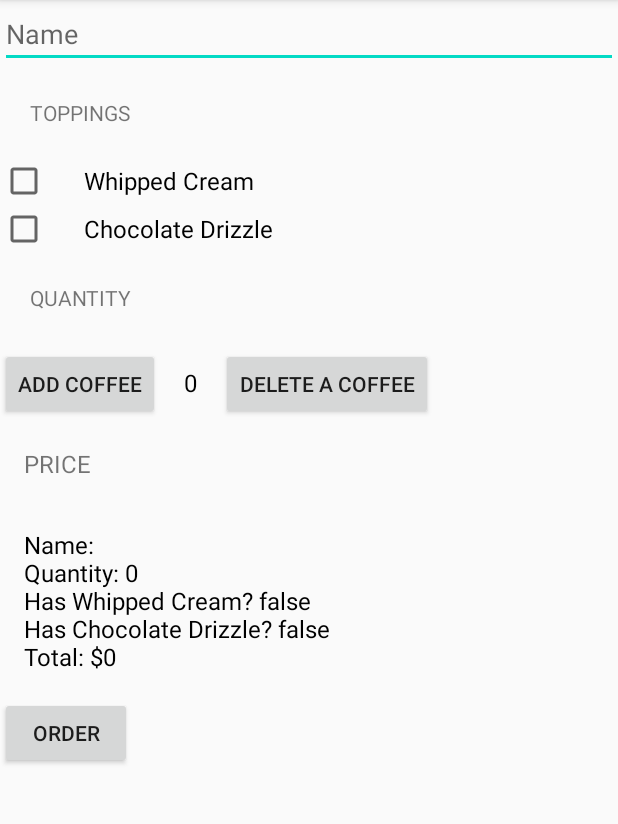
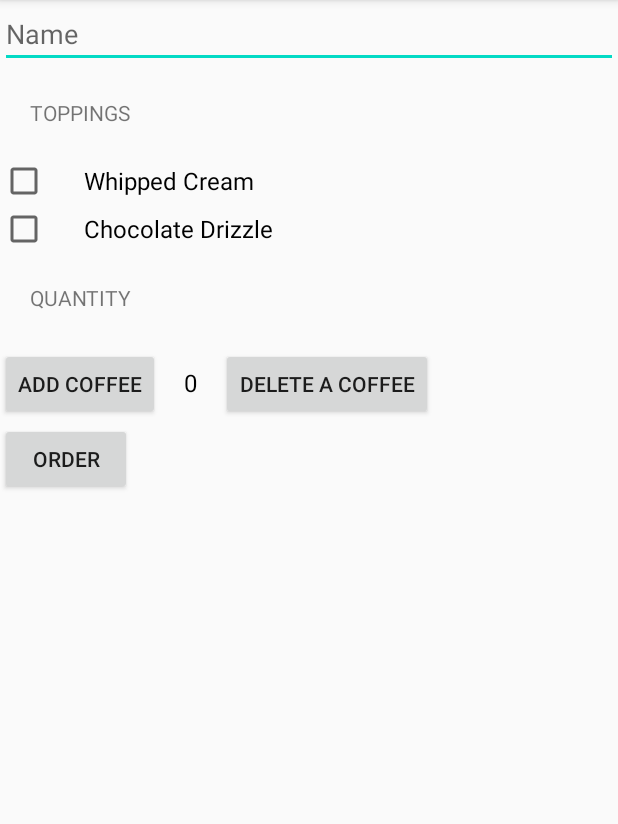
Before and after one commit to JennaKoslowski/Just-Java, an Android app: the screen it shows after launch (MainActivity), after a tap on "ORDER", on a phone screen of 412 x 824 dp, the part 84-908 px from its top. Run offline under Robolectric (Android 15) with nearby library versions, the phone set to English and light mode, and no system bars.

```diff
--- a/app/src/main/java/com/example/android/justjava/MainActivity.java
+++ b/app/src/main/java/com/example/android/justjava/MainActivity.java
@@ -1,5 +1,7 @@
 package com.example.android.justjava;
 
+import android.content.Intent;
+import android.net.Uri;
 import android.os.Bundle;
 import android.text.Editable;
 import android.view.View;
@@ -32,7 +34,14 @@ public class MainActivity extends AppCompatActivity {
 
         int pricePerCup = calculatePrice(hasWhippedCream, hasChocolateDrizzle);
         String totalMessage = createOrderSummary(pricePerCup, hasWhippedCream, hasChocolateDrizzle, names);
-        displayMessage(totalMessage);
+
+        Intent intent = new Intent(Intent.ACTION_SENDTO);
+        intent.setData(Uri.parse("mailto:"));
+        intent.putExtra(Intent.EXTRA_SUBJECT, "Just Java order for "+ names);
+        intent.putExtra(Intent.EXTRA_TEXT, totalMessage);
+        if (intent.resolveActivity(getPackageManager()) != null) {
+            startActivity(intent);
+        }
     }
 
     private int calculatePrice(boolean hasWhippedCream, boolean hasChocolateDrizzle){
@@ -76,12 +85,4 @@ public class MainActivity extends AppCompatActivity {
         TextView quantityTextView = (TextView) findViewById(R.id.quantity_text_view);
         quantityTextView.setText("" + amount);
     }
-
-    /**
-     * This method displays the given text on the screen.
-     */
-    private void displayMessage(String message) {
-        TextView priceTextView = (TextView) findViewById(R.id.order_summary_text_view);
-        priceTextView.setText(message);
 }
-}
--- a/app/src/main/res/layout/activity_main.xml
+++ b/app/src/main/res/layout/activity_main.xml
@@ -64,21 +64,6 @@
         android:text="@string/decrease"
         android:onClick="decreaseOrder"/>
 </LinearLayout>
-    <TextView
-        android:layout_width="wrap_content"
-        android:layout_height="wrap_content"
-        android:text="@string/price"
-        android:textAllCaps="true"
-        android:padding="16dp"
-        android:textSize="16sp" />
-    <TextView
-        android:layout_width="wrap_content"
-        android:layout_height="wrap_content"
-        android:text="@string/number"
-        android:padding="16dp"
-        android:textSize="16sp"
-        android:textColor="@android:color/black"
-        android:id="@+id/order_summary_text_view"/>
     <Button
         android:layout_width="wrap_content"
         android:layout_height="wrap_content"
```
Lines whose indentation alone changed are shown as unchanged.
